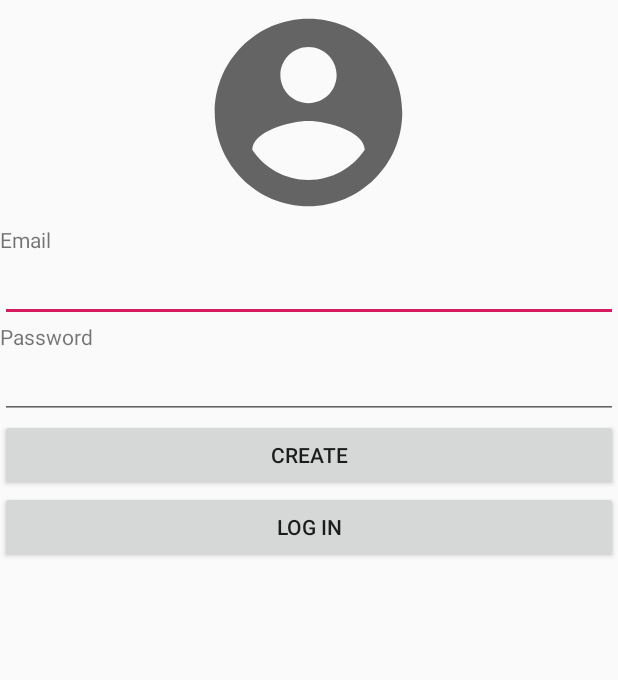
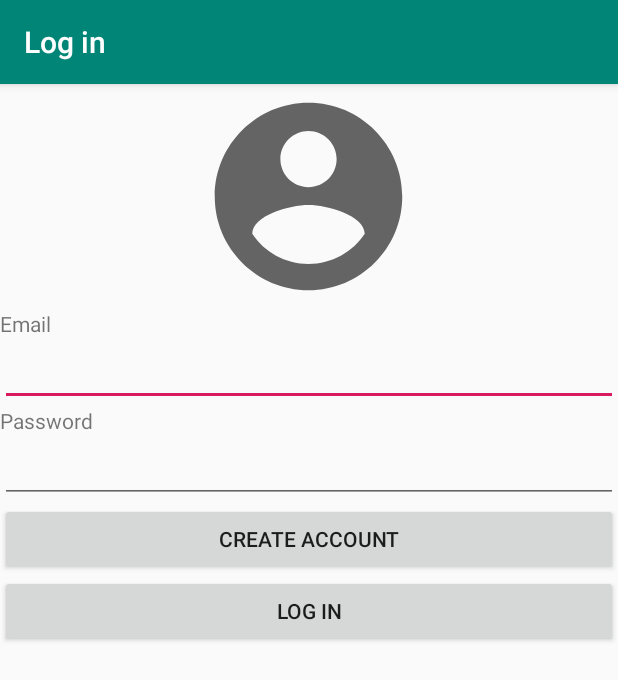
Before and after one commit to gregorl82/Android_ShoeStore, an Android app: the screen it shows after launch (MainActivity), on a phone screen of 412 x 824 dp. Shown: the top 680 px of the screen. Run offline under Robolectric (Android 15) with nearby library versions, the phone set to English and light mode, and no system bars; our stand-ins replace Timber, data binding, navigation-ui.

Commit message:
Sets up action bar with nav controller

```diff
--- a/app/src/main/AndroidManifest.xml
+++ b/app/src/main/AndroidManifest.xml
@@ -9,7 +9,7 @@
         android:label="@string/app_name"
         android:roundIcon="@mipmap/ic_launcher_round"
         android:supportsRtl="true"
-        android:theme="@style/AppTheme.NoActionBar"
+        android:theme="@style/AppTheme"
         tools:ignore="GoogleAppIndexingWarning">
         <activity android:name=".MainActivity">
             <intent-filter>
--- a/app/src/main/java/com/udacity/shoestore/MainActivity.kt
+++ b/app/src/main/java/com/udacity/shoestore/MainActivity.kt
@@ -3,6 +3,9 @@ package com.udacity.shoestore
 import androidx.appcompat.app.AppCompatActivity
 import android.os.Bundle
 import androidx.databinding.DataBindingUtil
+import androidx.navigation.NavController
+import androidx.navigation.findNavController
+import androidx.navigation.ui.NavigationUI
 import com.udacity.shoestore.databinding.ActivityMainBinding
 import timber.log.Timber
 
@@ -14,5 +17,13 @@ class MainActivity : AppCompatActivity() {
         super.onCreate(savedInstanceState)
         binding = DataBindingUtil.setContentView(this, R.layout.activity_main)
         Timber.plant(Timber.DebugTree())
+
+        val navController = findNavController(R.id.myNavHostFragment)
+        NavigationUI.setupActionBarWithNavController(this, navController)
+    }
+
+    override fun onSupportNavigateUp(): Boolean {
+        val navController = this.findNavController(R.id.myNavHostFragment)
+        return navController.navigateUp()
     }
 }
--- a/app/src/main/res/navigation/navigation.xml
+++ b/app/src/main/res/navigation/navigation.xml
@@ -8,8 +8,8 @@
     <fragment
         android:id="@+id/loginFragment"
         android:name="com.udacity.shoestore.ui.LoginFragment"
-        android:label="fragment_login"
-        tools:layout="@layout/fragment_login" >
+        android:label="@string/log_in"
+        tools:layout="@layout/fragment_login">
         <action
             android:id="@+id/action_loginFragment_to_welcomeFragment"
             app:destination="@id/welcomeFragment" />
@@ -17,8 +17,8 @@
     <fragment
         android:id="@+id/welcomeFragment"
         android:name="com.udacity.shoestore.ui.WelcomeFragment"
-        android:label="fragment_welcome"
-        tools:layout="@layout/fragment_welcome" >
+        android:label="@string/welcome"
+        tools:layout="@layout/fragment_welcome">
         <action
             android:id="@+id/action_welcomeFragment_to_instructionFragment"
             app:destination="@id/instructionFragment" />
@@ -26,8 +26,8 @@
     <fragment
         android:id="@+id/instructionFragment"
         android:name="com.udacity.shoestore.ui.InstructionFragment"
-        android:label="fragment_instruction"
-        tools:layout="@layout/fragment_instruction" >
+        android:label="@string/instructions"
+        tools:layout="@layout/fragment_instruction">
         <action
             android:id="@+id/action_instructionFragment_to_shoeListFragment"
             app:destination="@id/shoeListFragment" />
@@ -35,8 +35,8 @@
     <fragment
         android:id="@+id/shoeListFragment"
         android:name="com.udacity.shoestore.ui.ShoeListFragment"
-        android:label="fragment_shoe_list"
-        tools:layout="@layout/fragment_shoe_list" >
+        android:label="@string/shoe_list"
+        tools:layout="@layout/fragment_shoe_list">
         <action
             android:id="@+id/action_shoeListFragment_to_shoeDetailFragment"
             app:destination="@id/shoeDetailFragment" />
@@ -44,8 +44,8 @@
     <fragment
         android:id="@+id/shoeDetailFragment"
         android:name="com.udacity.shoestore.ui.ShoeDetailFragment"
-        android:label="fragment_shoe_detail"
-        tools:layout="@layout/fragment_shoe_detail" >
+        android:label="@string/add_new_shoe"
+        tools:layout="@layout/fragment_shoe_detail">
         <action
             android:id="@+id/action_shoeDetailFragment_to_shoeListFragment"
             app:destination="@id/shoeListFragment" />
--- a/app/src/main/res/values/strings.xml
+++ b/app/src/main/res/values/strings.xml
@@ -5,8 +5,12 @@
     <string name="instruction_fragment">Instruction Fragment</string>
     <string name="shoe_list_fragment">ShoeList Fragment</string>
     <string name="shoe_detail_fragment">ShoeDetail Fragment</string>
-    <string name="create">Create</string>
-    <string name="log_in">Log in</string>
+    <string name="create">Create account</string>
     <string name="email">Email</string>
     <string name="password">Password</string>
+    <string name="log_in">Log in</string>
+    <string name="welcome">Welcome</string>
+    <string name="instructions">Instructions</string>
+    <string name="add_new_shoe">Add a new shoe</string>
+    <string name="shoe_list">Shoe list</string>
 </resources>
```
